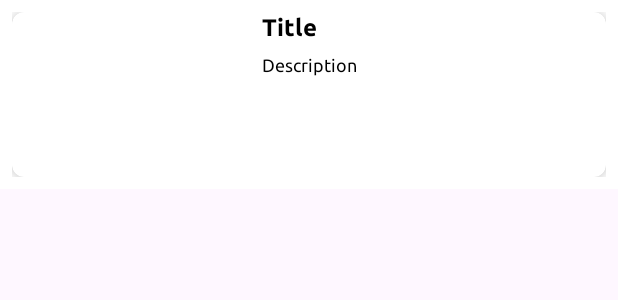
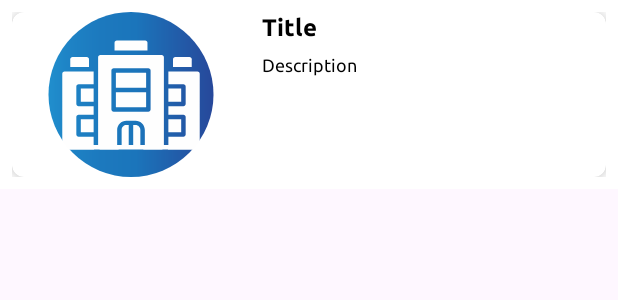
Before and after one commit to Israel2800/ProHiringAndroid, an Android app: the layout handyman_service_element.xml on its own in the app's theme, with its tools: preview values and no code run, on a phone screen of 412 x 824 dp. Shown: the top 300 px of the screen. Run offline under Robolectric (Android 15) with nearby library versions, the light colour scheme and no system bars; plain views replace RoundedImageView; network calls fail.

```diff
--- a/app/src/main/res/layout/handyman_service_element.xml
+++ b/app/src/main/res/layout/handyman_service_element.xml
@@ -32,6 +32,7 @@
                 android:scaleType="centerCrop"
                 app:layout_constraintStart_toStartOf="parent"
                 app:layout_constraintTop_toTopOf="parent"
+                android:src="@drawable/company"
                 app:layout_constraintBottom_toBottomOf="parent"
                 app:layout_constraintWidth_percent="0.4" />
 
```
Also changed, not shown: 1 other file.
